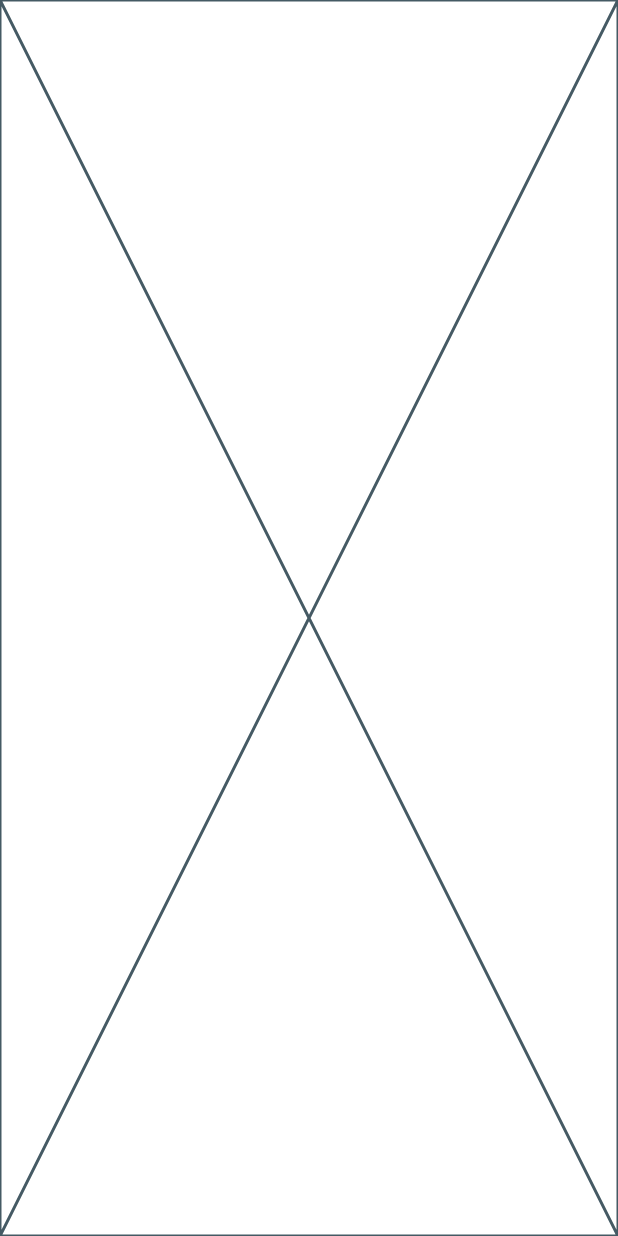
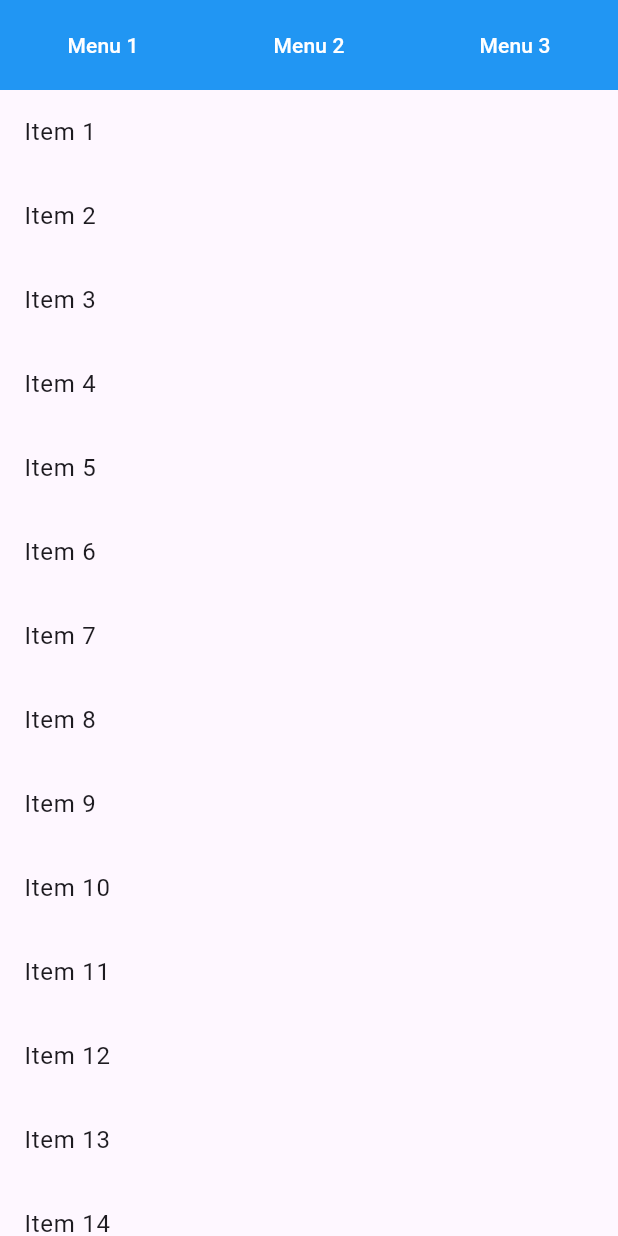
Before and after one commit to mitramansouri/e-commerce, a Flutter app: the screen it shows after launch, on a phone screen of 412 x 824 dp. Run offline on Flutter 3.47's test engine with Material 3 defaults, Android fonts, the light colour scheme and no system bars.

Commit message:
additional documents

```diff
--- a/e_commerce_front/lib/ui/screens/home_screen.dart
+++ b/e_commerce_front/lib/ui/screens/home_screen.dart
@@ -10,6 +10,52 @@ class HomeScreen extends StatefulWidget {
 class _HomeScreenState extends State<HomeScreen> {
   @override
   Widget build(BuildContext context) {
-    return const Placeholder();
+    return Scaffold(
+      body: Column(
+        children: <Widget>[
+          Container(
+            color: Colors.blue,
+            height: 60.0,
+            child: Row(
+              mainAxisAlignment: MainAxisAlignment.spaceAround,
+              children: <Widget>[
+                TextButton(
+                  onPressed: () {},
+                  child: Text(
+                    'Menu 1',
+                    style: TextStyle(color: Colors.white),
+                  ),
+                ),
+                TextButton(
+                  onPressed: () {},
+                  child: Text(
+                    'Menu 2',
+                    style: TextStyle(color: Colors.white),
+                  ),
+                ),
+                TextButton(
+                  onPressed: () {},
+                  child: Text(
+                    'Menu 3',
+                    style: TextStyle(color: Colors.white),
+                  ),
+                ),
+              ],
+            ),
+          ),
+          Expanded(
+            child: SingleChildScrollView(
+              child: Column(
+                children: List.generate(50, (index) {
+                  return ListTile(
+                    title: Text('Item ${index + 1}'),
+                  );
+                }),
+              ),
+            ),
+          ),
+        ],
+      ),
+    );
   }
 }
```
Also changed, not shown: E-Commerce.png (added), 1 other file.
